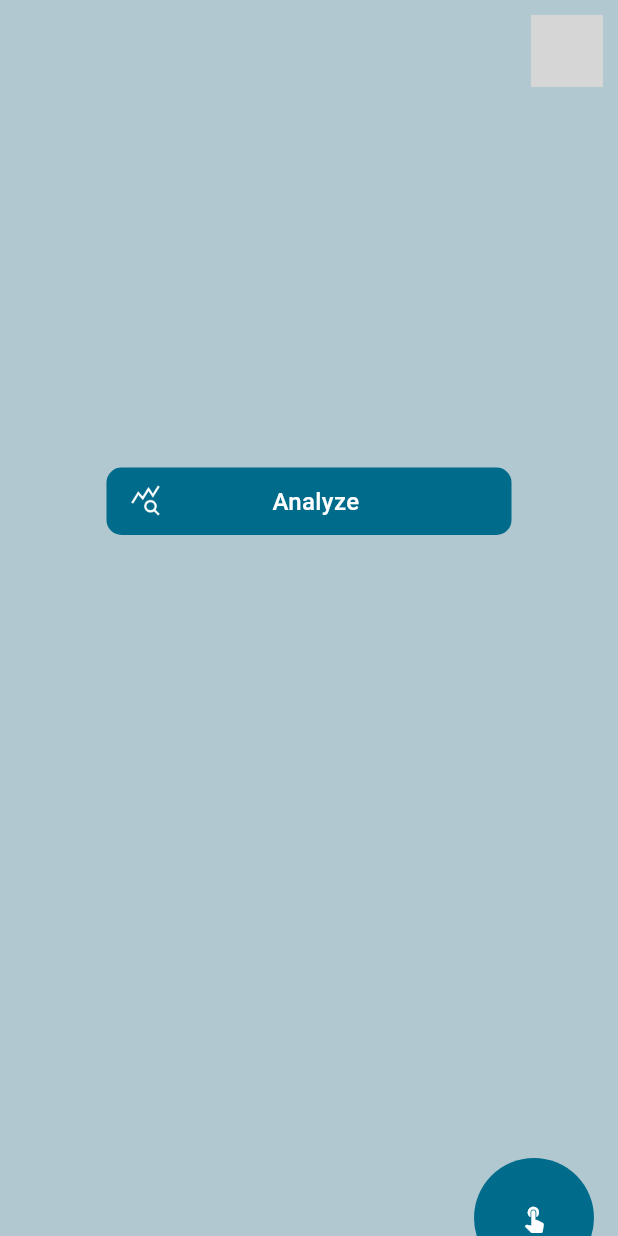
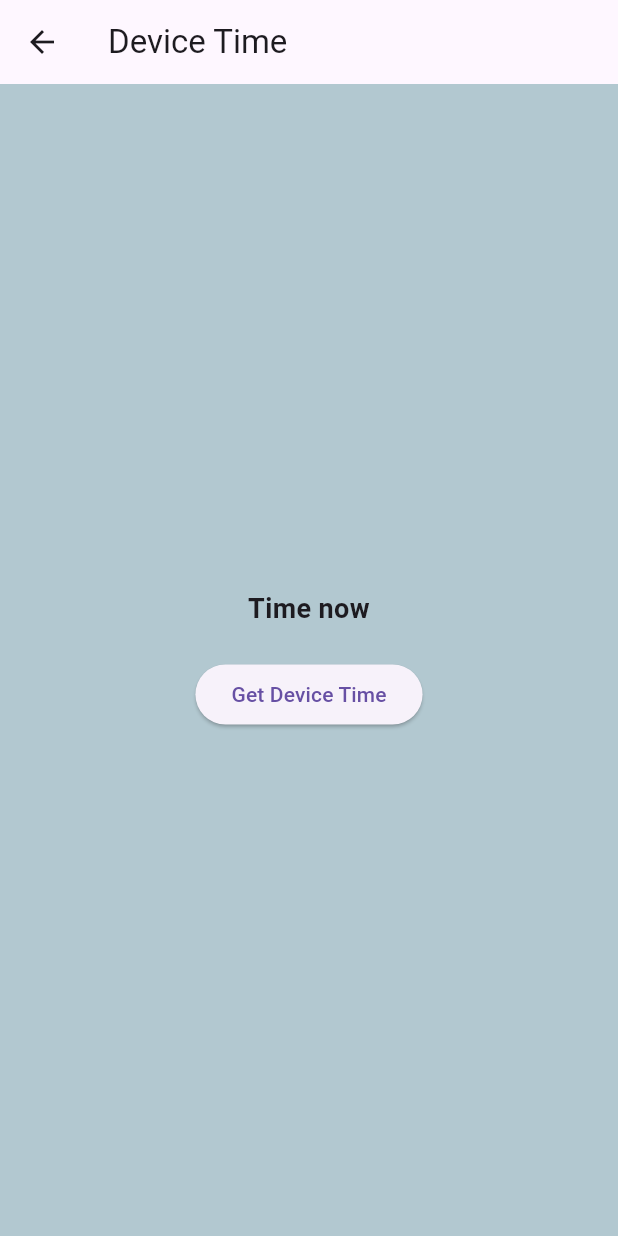
Before and after one commit to MohamaddMortada/AI-Front-End, a Flutter app: the MainPage screen opened by its route, after a tap on "ANALYZE YOUR PERFORMANCE", on a phone screen of 412 x 824 dp. Run offline on Flutter 3.47's test engine with Material 3 defaults, Android fonts, the phone set to English and light mode, and no system bars; our stand-ins replace flutter_secure_storage, get, image_picker, shared_preferences; accounts and stored records are empty; network calls fail; grey boxes are pictures that could not be loaded.

Commit message:
Creating Exact Time Detector

```diff
--- a/lib/controllers/routes.dart
+++ b/lib/controllers/routes.dart
@@ -1,4 +1,5 @@
 import 'package:front_end/controllers/auth_middleware.dart';
+import 'package:front_end/pages/electric_time.dart';
 import 'package:get/get_navigation/src/routes/get_route.dart';
 
 import 'package:front_end/pages/analyze.dart';
@@ -32,4 +33,5 @@ List<GetPage> appRoutes = [
         GetPage(name: '/profile', page: () => Profile(),middlewares: [AuthMiddleware()],),
         GetPage(name: '/contact', page: () => Contact(),middlewares: [AuthMiddleware()],),
         GetPage(name: '/chatbot', page: () => Chatbot(),middlewares: [AuthMiddleware()],),
+        GetPage(name: '/time', page: () => ElectricTime(),middlewares: [AuthMiddleware()],),
 ];
--- a/lib/main.dart
+++ b/lib/main.dart
@@ -4,6 +4,7 @@ import 'package:flutter/material.dart';
 import 'package:front_end/controllers/routes.dart';
 import 'package:front_end/pages/calculate.dart';
 import 'package:front_end/pages/detect.dart';
+import 'package:front_end/pages/electric_time.dart';
 import 'package:front_end/pages/login.dart';
 import 'package:front_end/pages/main_page.dart';
 import 'package:front_end/pages/on_boarding.dart';
@@ -29,7 +30,7 @@ class MainApp extends StatelessWidget {
         scaffoldBackgroundColor: Color(0xFFB2C8D0),
 
       ),
-      home:OnBoarding(),
+      home:ElectricTime(),
 
     );
   }
--- /dev/null
+++ b/lib/pages/electric_time.dart
@@ -0,0 +1,57 @@
+import 'package:flutter/material.dart';
+
+class ElectricTime extends StatefulWidget {
+  const ElectricTime({Key? key}) : super(key: key);
+
+  @override
+  _ElectricTimeState createState() => _ElectricTimeState();
+}
+
+class _ElectricTimeState extends State<ElectricTime> {
+  String _time = "Time now";
+
+  void _getExactTime() {
+
+    final DateTime now = DateTime.now();
+
+
+    final int hour = now.hour;
+    final int minute = now.minute;
+    final int second = now.second;
+    final int millisecond = now.millisecond;
+
+
+    setState(() {
+      _time = "Exact Time: $hour:$minute:$second:$millisecond";
+    });
+  }
+
+  @override
+  Widget build(BuildContext context) {
+    return Scaffold(
+      appBar: AppBar(
+        title: const Text("Device Time"),
+      ),
+      body: Center(
+        child: Column(
+          mainAxisAlignment: MainAxisAlignment.center,
+          children: [
+            Text(
+              _time,
+              textAlign: TextAlign.center,
+              style: const TextStyle(
+                fontSize: 18,
+                fontWeight: FontWeight.bold,
+              ),
+            ),
+            const SizedBox(height: 20),
+            ElevatedButton(
+              onPressed: _getExactTime,
+              child: const Text("Get Device Time"),
+            ),
+          ],
+        ),
+      ),
+    );
+  }
+}
--- a/lib/pages/main_page.dart
+++ b/lib/pages/main_page.dart
@@ -74,7 +74,7 @@ class _MainPageState extends State<MainPage> {
                     imagePath: 'assets/Analyze-Image.webp',
                     text: 'ANALYZE',
                     discription: 'ANALYZE YOUR PERFORMANCE',
-                    route: '/analyze',
+                    route: '/time',
                   ),
                 ],
               ),
```
Also changed, not shown: 1 other file.
